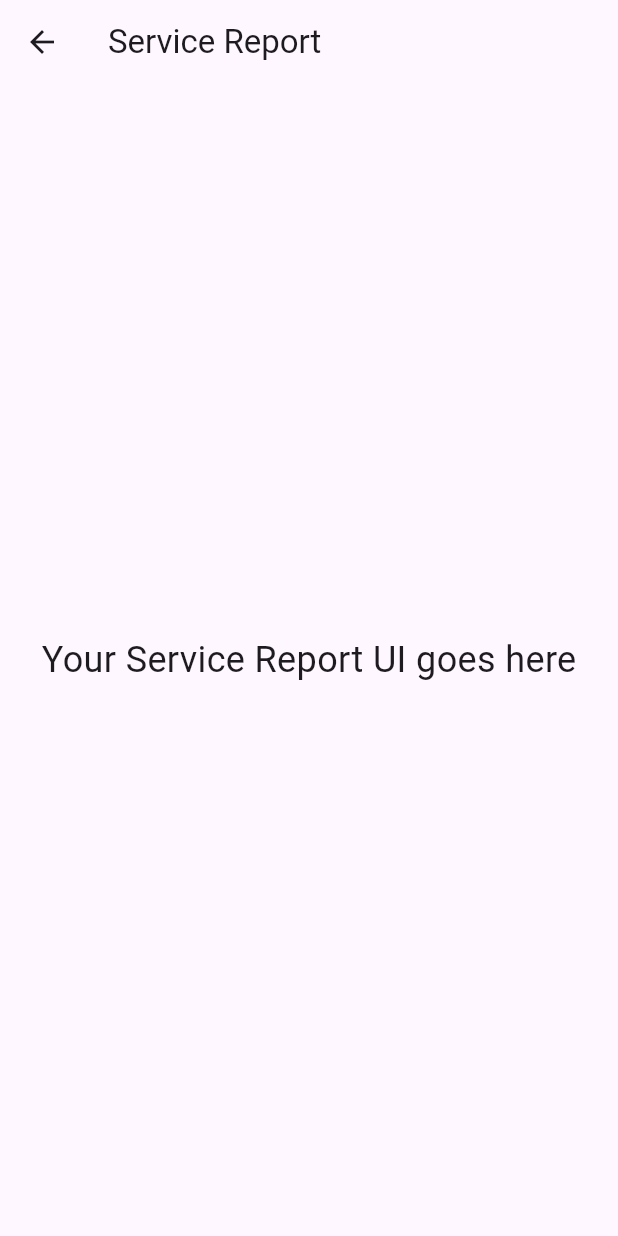
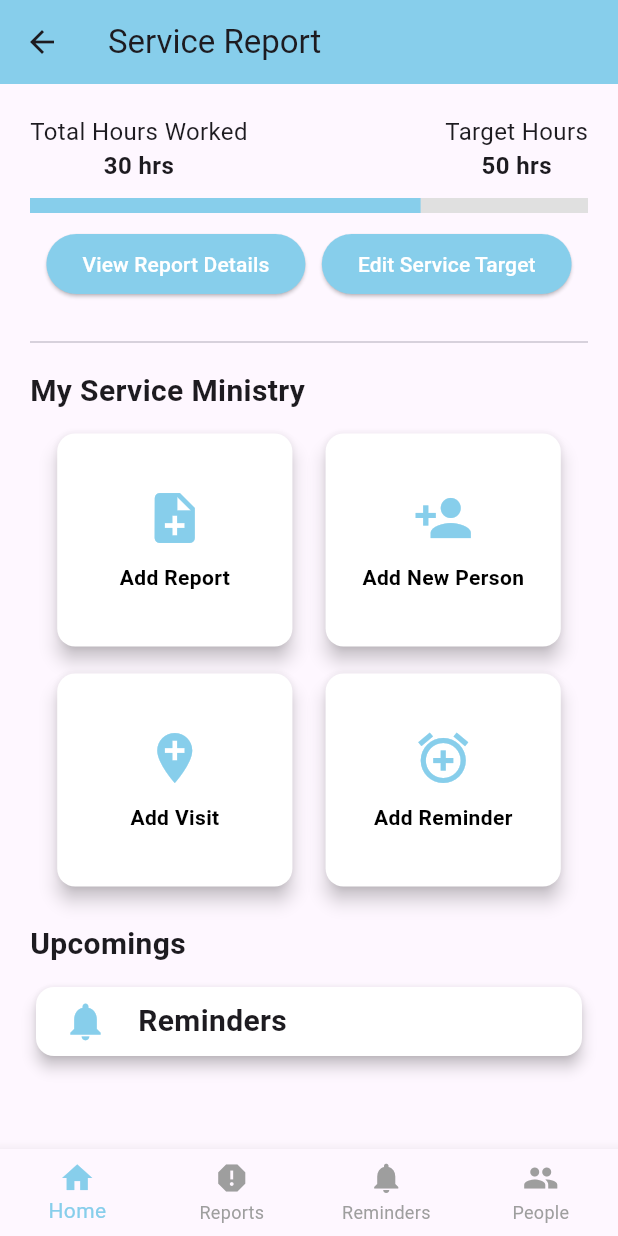
Before and after one commit to UwAngelique/MyReport, a Flutter app: the MyServiceReport screen opened directly, on a phone screen of 412 x 824 dp. Run offline on Flutter 3.47's test engine with Material 3 defaults, Android fonts, the phone set to English and light mode, and no system bars; our stand-ins replace sqflite; accounts and stored records are empty; generated files the repository leaves out were written again.

Commit message:
MyServiceReport ui designed

```diff
--- a/my_report/lib/MyServiceReport .dart
+++ /dev/null
@@ -1,32 +0,0 @@
-import 'package:flutter/material.dart';
-
-class MyServiceReport extends StatelessWidget {
-  @override
-  Widget build(BuildContext context) {
-    return Scaffold(
-      appBar: AppBar(
-        title: Text('Service Report'),
-      ),
-      body: Center(
-        child: Text(
-          'Your Service Report UI goes here',
-          style: TextStyle(fontSize: 24),
-        ),
-      ),
-    );
-  }
-}
-
-abstract class MyServiceReportInterface {
-  void openServiceReport(BuildContext context);
-}
-
-class MyServiceReportImpl implements MyServiceReportInterface {
-  @override
-  void openServiceReport(BuildContext context) {
-    Navigator.push(
-      context,
-      MaterialPageRoute(builder: (context) => MyServiceReport()),
-    );
-  }
-}
--- /dev/null
+++ b/my_report/lib/MyServiceReport.dart
@@ -0,0 +1,304 @@
+import 'package:flutter/material.dart';
+
+class MyServiceReport extends StatefulWidget {
+  @override
+  _MyServiceReportState createState() => _MyServiceReportState();
+}
+
+class _MyServiceReportState extends State<MyServiceReport> {
+  double _progress = 0.0;
+  int _selectedIndex = 0;
+
+  @override
+  void initState() {
+    super.initState();
+    // Simulate progress for demonstration purposes
+    Future.delayed(Duration(seconds: 1), () {
+      setState(() {
+        _progress = 0.7; // 70% progress
+      });
+    });
+  }
+
+  void _onItemTapped(int index) {
+    setState(() {
+      _selectedIndex = index;
+    });
+    // Handle navigation based on selected index
+    // For example, navigate to different pages
+  }
+
+  @override
+  Widget build(BuildContext context) {
+    return Scaffold(
+      appBar: AppBar(
+        title: Text('Service Report'),
+        backgroundColor: Color(0xFF87CEEB),
+      ),
+      body: Padding(
+        padding: const EdgeInsets.all(20.0), // Add margin to the left and right
+        child: Column(
+          crossAxisAlignment: CrossAxisAlignment.start,
+          children: [
+            Row(
+              mainAxisAlignment: MainAxisAlignment.spaceBetween,
+              children: [
+                Column(
+                  children: [
+                    Text(
+                      'Total Hours Worked',
+                      style: TextStyle(fontSize: 16),
+                    ),
+                    Text(
+                      '30 hrs', // Example value
+                      style: TextStyle(fontSize: 16, fontWeight: FontWeight.bold),
+                    ),
+                  ],
+                ),
+                Column(
+                  children: [
+                    Text(
+                      'Target Hours',
+                      style: TextStyle(fontSize: 16),
+                    ),
+                    Text(
+                      '50 hrs', // Example value
+                      style: TextStyle(fontSize: 16, fontWeight: FontWeight.bold),
+                    ),
+                  ],
+                ),
+              ],
+            ),
+            SizedBox(height: 10),
+            LinearProgressIndicator(
+              value: _progress,
+              backgroundColor: Colors.grey[300],
+              color: Color(0xFF87CEEB),
+              minHeight: 10,
+            ),
+            SizedBox(height: 10),
+            Row(
+              mainAxisAlignment: MainAxisAlignment.spaceEvenly,
+              children: [
+                ElevatedButton(
+                  onPressed: () {
+                    // Navigate to report details screen
+                  },
+                  child: Text(
+                    'View Report Details',
+                    style: TextStyle(color: Colors.white), // Set text color
+                  ),
+                  style: ElevatedButton.styleFrom(
+                    primary: Color(0xFF87CEEB), // Background color
+                  ),
+                ),
+                ElevatedButton(
+                  onPressed: () {
+                    // Navigate to edit target screen
+                  },
+                  child: Text(
+                    'Edit Service Target',
+                    style: TextStyle(color: Colors.white),
+                  ),
+                  style: ElevatedButton.styleFrom(
+                    primary: Color(0xFF87CEEB), // Background color
+                  ),
+                ),
+              ],
+            ),
+            SizedBox(height: 20),
+            Divider(), // Horizontal line separator
+            SizedBox(height: 10),
+            Text(
+              'My Service Ministry',
+              style: TextStyle(fontSize: 20, fontWeight: FontWeight.bold),
+            ),
+            SizedBox(height: 10),
+            Row(
+              mainAxisAlignment: MainAxisAlignment.spaceEvenly,
+              children: [
+                SizedBox(
+                  width: MediaQuery.of(context).size.width * 0.4, // 40% of screen width
+                  height: 150, // Fixed height
+                  child: Card(
+                    color: Colors.white, // Set the card color to white
+                    elevation: 5, // Increased elevation for shadow effect
+                    child: InkWell(
+                      onTap: () {
+                        // Navigate to add report screen
+                      },
+                      child: Column(
+                        mainAxisAlignment: MainAxisAlignment.center,
+                        children: [
+                          Icon(Icons.note_add, size: 40, color: Color(0xFF87CEEB)),
+                          SizedBox(height: 10),
+                          Text(
+                            'Add Report',
+                            style: TextStyle(color: Colors.black, fontWeight: FontWeight.bold),
+                          ),
+                        ],
+                      ),
+                    ),
+                  ),
+                ),
+                SizedBox(
+                  width: MediaQuery.of(context).size.width * 0.4, // 40% of screen width
+                  height: 150, // Fixed height
+                  child: Card(
+                    color: Colors.white, // Set the card color to white
+                    elevation: 5, // Increased elevation for shadow effect
+                    child: InkWell(
+                      onTap: () {
+                        // Navigate to add new person screen
+                      },
+                      child: Column(
+                        mainAxisAlignment: MainAxisAlignment.center,
+                        children: [
+                          Icon(Icons.person_add, size: 40, color: Color(0xFF87CEEB)),
+                          SizedBox(height: 10),
+                          Text(
+                            'Add New Person',
+                            style: TextStyle(color: Colors.black, fontWeight: FontWeight.bold),
+                          ),
+                        ],
+                      ),
+                    ),
+                  ),
+                ),
+              ],
+            ),
+            SizedBox(height: 10),
+            Row(
+              mainAxisAlignment: MainAxisAlignment.spaceEvenly,
+              children: [
+                SizedBox(
+                  width: MediaQuery.of(context).size.width * 0.4, // 40% of screen width
+                  height: 150, // Fixed height
+                  child: Card(
+                    color: Colors.white, // Set the card color to white
+                    elevation: 5, // Increased elevation for shadow effect
+                    child: InkWell(
+                      onTap: () {
+                        // Navigate to add visit screen
+                      },
+                      child: Column(
+                        mainAxisAlignment: MainAxisAlignment.center,
+                        children: [
+                          Icon(Icons.add_location, size: 40, color: Color(0xFF87CEEB)),
+                          SizedBox(height: 10),
+                          Text(
+                            'Add Visit',
+                            style: TextStyle(color: Colors.black, fontWeight: FontWeight.bold),
+                          ),
+                        ],
+                      ),
+                    ),
+                  ),
+                ),
+                SizedBox(
+                  width: MediaQuery.of(context).size.width * 0.4, // 40% of screen width
+                  height: 150, // Fixed height
+                  child: Card(
+                    color: Colors.white, // Set the card color to white
+                    elevation: 5, // Increased elevation for shadow effect
+                    child: InkWell(
+                      onTap: () {
+                        // Navigate to add reminder screen
+                      },
+                      child: Column(
+                        mainAxisAlignment: MainAxisAlignment.center,
+                        children: [
+                          Icon(Icons.alarm_add, size: 40, color: Color(0xFF87CEEB)),
+                          SizedBox(height: 10),
+                          Text(
+                            'Add Reminder',
+                            style: TextStyle(color: Colors.black, fontWeight: FontWeight.bold),
+                          ),
+                        ],
+                      ),
+                    ),
+                  ),
+                ),
+              ],
+            ),
+            SizedBox(height: 20),
+            Text(
+              'Upcomings',
+              style: TextStyle(fontSize: 20, fontWeight: FontWeight.bold),
+            ),
+            SizedBox(height: 10),
+            // Add your upcoming items here
+            Card(
+              color: Colors.white,
+              elevation: 4,
+              child: Padding(
+                padding: const EdgeInsets.all(8.0),
+                child: Row(
+                  crossAxisAlignment: CrossAxisAlignment.center,
+                  children: [
+                    SizedBox(
+                      width: 50, // Adjust the width as needed
+                      child: Icon(
+                        Icons.notifications, // Choose an appropriate icon
+                        size: 30,
+                        color: Color(0xFF87CEEB), // Choose the color you prefer
+                      ),
+                    ),
+                    SizedBox(width: 10),
+                    Text(
+                      'Reminders',
+                      style: TextStyle(fontSize: 20, fontWeight: FontWeight.bold),
+                    ),
+                    Spacer(), // Add Spacer to push the items to the ends
+                    // Add your reminder items here
+                  ],
+                ),
+              ),
+            ),
+            SizedBox(height: 30),
+            // Add your reminder items here
+          ],
+        ),
+      ),
+      bottomNavigationBar: BottomNavigationBar(
+        type: BottomNavigationBarType.fixed,
+        currentIndex: _selectedIndex,
+        selectedItemColor: Color(0xFF87CEEB),
+        unselectedItemColor: Colors.grey,
+        onTap: _onItemTapped,
+        items: [
+          BottomNavigationBarItem(
+            icon: Icon(Icons.home),
+            label: 'Home',
+          ),
+          BottomNavigationBarItem(
+            icon: Icon(Icons.report),
+            label: 'Reports',
+          ),
+          BottomNavigationBarItem(
+            icon: Icon(Icons.notifications),
+            label: 'Reminders',
+          ),
+          BottomNavigationBarItem(
+            icon: Icon(Icons.people),
+            label: 'People',
+          ),
+        ],
+      ),
+    );
+  }
+}
+
+abstract class MyServiceReportInterface {
+  void openServiceReport(BuildContext context);
+}
+
+class MyServiceReportImpl implements MyServiceReportInterface {
+  @override
+  void openServiceReport(BuildContext context) {
+    Navigator.push(
+      context,
+      MaterialPageRoute(builder: (context) => MyServiceReport()),
+    );
+  }
+}
--- a/my_report/lib/main.dart
+++ b/my_report/lib/main.dart
@@ -1,49 +1,35 @@
 import 'package:flutter/material.dart';
-
 import 'src/app.dart';
 import 'src/settings/settings_controller.dart';
 import 'src/settings/settings_service.dart';
 import 'DbHandler.dart';
-import 'MyServiceReport.dart';
-// import 'package:flutter/material.dart';
+import 'MyServiceReport.dart'; // Updated import statement
 
-// void main() async {
-//   // Set up the SettingsController, which will glue user settings to multiple
-//   // Flutter Widgets.
-//   final settingsController = SettingsController(SettingsService());
-
-//   // Load the user's preferred theme while the splash screen is displayed.
-//   // This prevents a sudden theme change when the app is first displayed.
-//   await settingsController.loadSettings();
-
-//   // Run the app and pass in the SettingsController. The app listens to the
-//   // SettingsController for changes, then passes it further down to the
-//   // SettingsView.
-//   runApp(MyApp(settingsController: settingsController));
-// }
-void main() => runApp(const MyApp());
+void main() => runApp(MyApp());
 
 class MyApp extends StatelessWidget {
-    final  MyServiceReportImpl serviceReport = MyServiceReportImpl();
   const MyApp({Key? key}) : super(key: key);
 
   static const String _title = 'MyReport';
 
-
   @override
   Widget build(BuildContext context) {
+    final MyServiceReportImpl serviceReport = MyServiceReportImpl();
+
     return MaterialApp(
       title: _title,
       home: Scaffold(
         appBar: AppBar(title: const Text(_title)),
-        body: const MyStatefulWidget(),
+        body: MyStatefulWidget(serviceReport: serviceReport),
       ),
     );
   }
 }
 
 class MyStatefulWidget extends StatefulWidget {
-  const MyStatefulWidget({Key? key}) : super(key: key);
+  final MyServiceReportImpl serviceReport;
+
+  const MyStatefulWidget({Key? key, required this.serviceReport}) : super(key: key);
 
   @override
   State<MyStatefulWidget> createState() => _MyStatefulWidgetState();
@@ -121,7 +107,7 @@ class _MyStatefulWidgetState extends State<MyStatefulWidget> {
                 String password = passwordController.text;
                 bool isLoggedIn = await DbHandler.instance.login(email, password);
                 if (isLoggedIn) {
-                   serviceReport.openServiceReport(context);
+                  widget.serviceReport.openServiceReport(context);
                   // Navigate to the home screen or do whatever you need after successful login
                   print('Login successful!');
                 } else {
```
